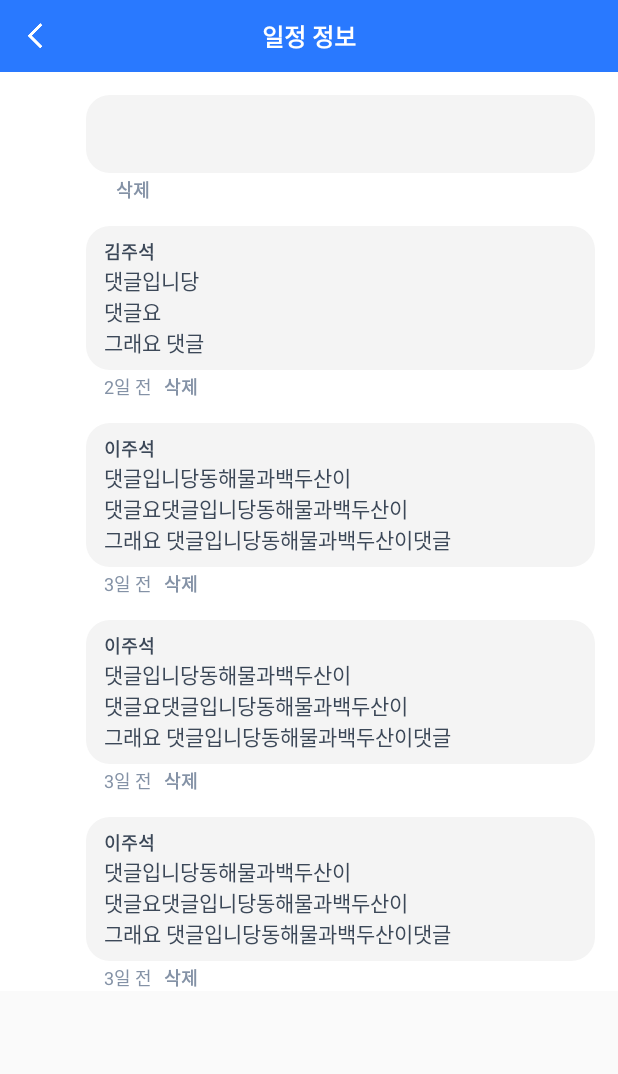
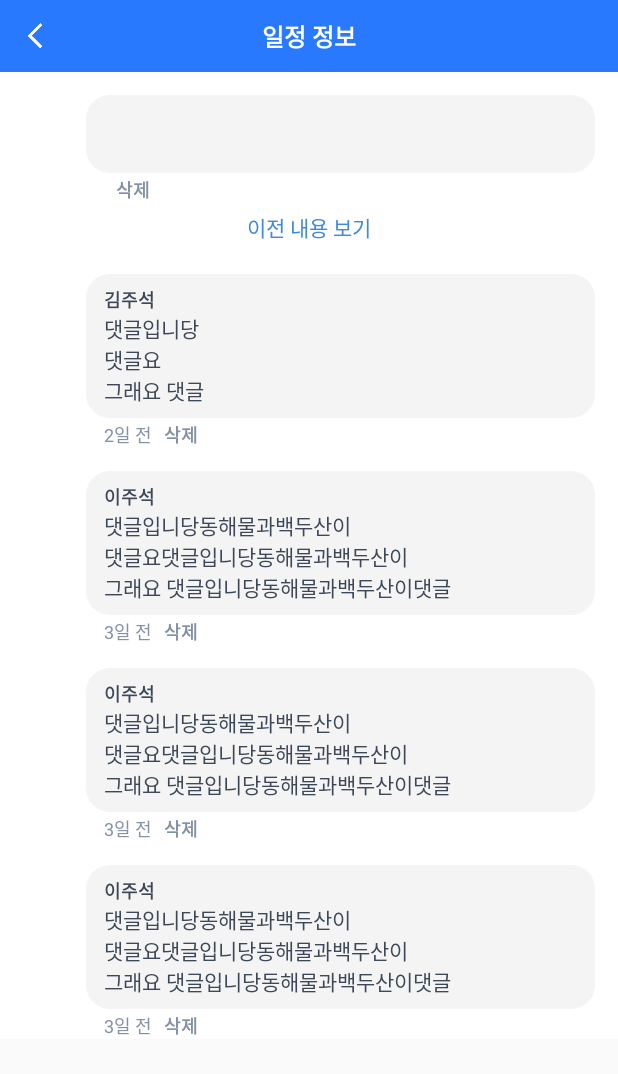
Before and after one commit to DevKwanggoo/plan8-backoffice-android, an Android app: the DetailTaskActivity screen opened directly, with no data from a screen before it, on a phone screen of 412 x 824 dp. Shown: the top 1074 px of the screen. Run offline under Robolectric (Android 15) with nearby library versions, the phone set to English and light mode, and no system bars; our stand-ins replace data binding; libraries missing offline, so code that uses them is left out: com.makeramen.roundedimageview; plain views replace RoundedImageView; 3 statements that could not run were skipped.

Commit message:
숨김 댓글 보기 UI 제작

```diff
--- a/app/src/main/java/io/plan8/backoffice/activity/DetailTaskActivity.java
+++ b/app/src/main/java/io/plan8/backoffice/activity/DetailTaskActivity.java
@@ -14,12 +14,14 @@ import io.plan8.backoffice.R;
 import io.plan8.backoffice.databinding.ActivityDetailTaskBinding;
 import io.plan8.backoffice.model.BaseModel;
 import io.plan8.backoffice.model.item.Comment;
+import io.plan8.backoffice.model.item.DetailTaskMoreButtonItem;
 import io.plan8.backoffice.model.item.TaskItem;
 import io.plan8.backoffice.vm.DetailTaskActivityVM;
 
 public class DetailTaskActivity extends BaseActivity {
     private ActivityDetailTaskBinding binding;
     private DetailTaskActivityVM vm;
+    private TaskItem taskItem;
 
     public static Intent buildIntent(Context context, TaskItem taskItem) {
         Intent intent = new Intent(context, DetailTaskActivity.class);
@@ -30,8 +32,10 @@ public class DetailTaskActivity extends BaseActivity {
     @Override
     protected void onCreate(Bundle savedInstanceState) {
         super.onCreate(savedInstanceState);
+        this.taskItem = (TaskItem) getIntent().getSerializableExtra("taskItem");
         List<BaseModel> testData = new ArrayList<>();
-        testData.add((TaskItem) getIntent().getSerializableExtra("taskItem"));
+        testData.add(taskItem);
+        testData.add(new DetailTaskMoreButtonItem("이전 내용 보기"));
         testData.add(new Comment("김주석", "댓글입니당\n댓글요\n그래요 댓글", "2일 전"));
         testData.add(new Comment("이주석", "댓글입니당동해물과백두산이\n댓글요댓글입니당동해물과백두산이\n그래요 댓글입니당동해물과백두산이댓글", "3일 전"));
         testData.add(new Comment("이주석", "댓글입니당동해물과백두산이\n댓글요댓글입니당동해물과백두산이\n그래요 댓글입니당동해물과백두산이댓글", "3일 전"));
@@ -65,4 +69,9 @@ public class DetailTaskActivity extends BaseActivity {
         //TODO : 코멘트 삭제
         Toast.makeText(getApplicationContext(), "댓글 삭제", Toast.LENGTH_SHORT).show();
     }
+
+    public void callMoreComment() {
+        //TODO : 이전 내용 보기
+        Toast.makeText(getApplicationContext(), "이전 내용 보기", Toast.LENGTH_SHORT).show();
+    }
 }
--- /dev/null
+++ b/app/src/main/java/io/plan8/backoffice/model/item/DetailTaskMoreButtonItem.java
@@ -0,0 +1,23 @@
+package io.plan8.backoffice.model.item;
+
+import io.plan8.backoffice.model.BaseModel;
+
+/**
+ * Created by chokwanghwan on 2017. 11. 29..
+ */
+
+public class DetailTaskMoreButtonItem implements BaseModel {
+    private String text;
+
+    public DetailTaskMoreButtonItem(String text) {
+        this.text = text;
+    }
+
+    public String getText() {
+        return text;
+    }
+
+    public void setText(String text) {
+        this.text = text;
+    }
+}
--- a/app/src/main/java/io/plan8/backoffice/vm/DetailTaskActivityVM.java
+++ b/app/src/main/java/io/plan8/backoffice/vm/DetailTaskActivityVM.java
@@ -19,9 +19,11 @@ import io.plan8.backoffice.R;
 import io.plan8.backoffice.adapter.BindingRecyclerViewAdapter;
 import io.plan8.backoffice.model.BaseModel;
 import io.plan8.backoffice.model.item.Comment;
+import io.plan8.backoffice.model.item.DetailTaskMoreButtonItem;
 import io.plan8.backoffice.model.item.TaskItem;
 import io.plan8.backoffice.vm.item.DetailTaskCommentItemVM;
 import io.plan8.backoffice.vm.item.DetailTaskHeaderItemVM;
+import io.plan8.backoffice.vm.item.DetailTaskMoreButtonItemVM;
 
 /**
  * Created by chokwanghwan on 2017. 11. 28..
@@ -40,6 +42,8 @@ public class DetailTaskActivityVM extends ActivityVM {
             protected int selectViewLayoutType(BaseModel data) {
                 if (data instanceof TaskItem) {
                     return R.layout.item_detail_task_header;
+                } else if (data instanceof DetailTaskMoreButtonItem) {
+                    return R.layout.item_detail_task_more_button;
                 } else {
                     return R.layout.item_detail_task_comment;
                 }
@@ -49,6 +53,8 @@ public class DetailTaskActivityVM extends ActivityVM {
             protected void bindVariables(ViewDataBinding binding, BaseModel data) {
                 if (data instanceof TaskItem) {
                     binding.setVariable(BR.vm, new DetailTaskHeaderItemVM(getActivity(), savedInstanceState, (TaskItem) data));
+                } else if (data instanceof DetailTaskMoreButtonItem) {
+                    binding.setVariable(BR.vm, new DetailTaskMoreButtonItemVM(getActivity(), savedInstanceState, (DetailTaskMoreButtonItem) data));
                 } else {
                     binding.setVariable(BR.vm, new DetailTaskCommentItemVM(getActivity(), savedInstanceState, (Comment) data));
                 }
--- /dev/null
+++ b/app/src/main/java/io/plan8/backoffice/vm/item/DetailTaskMoreButtonItemVM.java
@@ -0,0 +1,36 @@
+package io.plan8.backoffice.vm.item;
+
+import android.app.Activity;
+import android.databinding.Bindable;
+import android.os.Bundle;
+import android.view.View;
+
+import io.plan8.backoffice.activity.DetailTaskActivity;
+import io.plan8.backoffice.model.item.DetailTaskMoreButtonItem;
+import io.plan8.backoffice.vm.ActivityVM;
+
+/**
+ * Created by chokwanghwan on 2017. 11. 29..
+ */
+
+public class DetailTaskMoreButtonItemVM extends ActivityVM{
+    private DetailTaskMoreButtonItem detailTaskMoreButtonItem;
+    public DetailTaskMoreButtonItemVM(Activity activity, Bundle savedInstanceState, DetailTaskMoreButtonItem detailTaskMoreButtonItem) {
+        super(activity, savedInstanceState);
+        this.detailTaskMoreButtonItem = detailTaskMoreButtonItem;
+    }
+
+    @Bindable
+    public String getText() {
+        if (null == detailTaskMoreButtonItem) {
+            return "";
+        }
+        return detailTaskMoreButtonItem.getText();
+    }
+
+    public void callMoreComment(View view) {
+        if (getActivity() instanceof DetailTaskActivity) {
+            ((DetailTaskActivity) getActivity()).callMoreComment();
+        }
+    }
+}
--- a/app/src/main/res/layout/item_detail_task_header.xml
+++ b/app/src/main/res/layout/item_detail_task_header.xml
@@ -125,7 +125,7 @@
             android:layout_marginLeft="16dp"
             android:layout_marginRight="16dp"
             android:layout_marginTop="12dp"
-            android:background="#1A000000" />
+            android:background="#19000000" />
 
         <RelativeLayout
             android:layout_width="match_parent"
@@ -339,5 +339,12 @@
                 android:textColor="#FF3C4858"
                 android:textSize="16dp" />
         </LinearLayout>
+
+        <View
+            android:layout_width="match_parent"
+            android:layout_height="1dp"
+            android:layout_marginBottom="10dp"
+            android:layout_marginTop="10dp"
+            android:background="#19000000" />
     </LinearLayout>
 </layout>
--- /dev/null
+++ b/app/src/main/res/layout/item_detail_task_more_button.xml
@@ -0,0 +1,28 @@
+<?xml version="1.0" encoding="utf-8"?>
+<layout xmlns:android="http://schemas.android.com/apk/res/android">
+
+    <data>
+
+        <variable
+            name="vm"
+            type="io.plan8.backoffice.vm.item.DetailTaskMoreButtonItemVM" />
+    </data>
+
+    <RelativeLayout
+        android:layout_width="match_parent"
+        android:layout_height="32dp"
+        android:background="#ffffff"
+        android:clickable="true"
+        android:onClick="@{vm::callMoreComment}">
+
+        <TextView
+            android:layout_width="wrap_content"
+            android:layout_height="wrap_content"
+            android:layout_centerInParent="true"
+            android:fontFamily="sans-serif"
+            android:text="@{vm.text}"
+            android:textColor="#3f89de"
+            android:textSize="14dp" />
+
+    </RelativeLayout>
+</layout>
```
